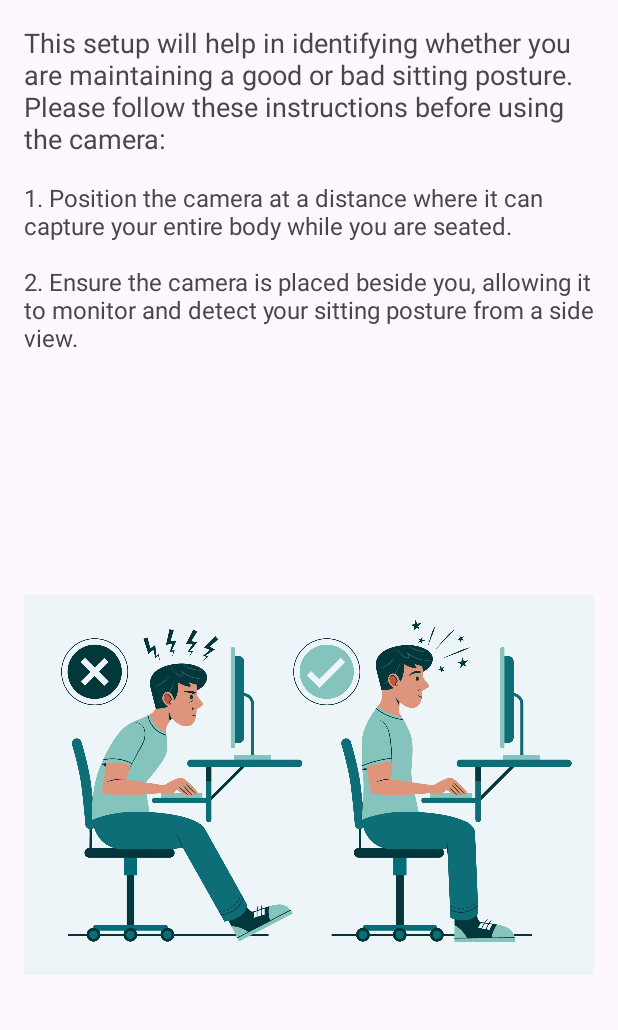
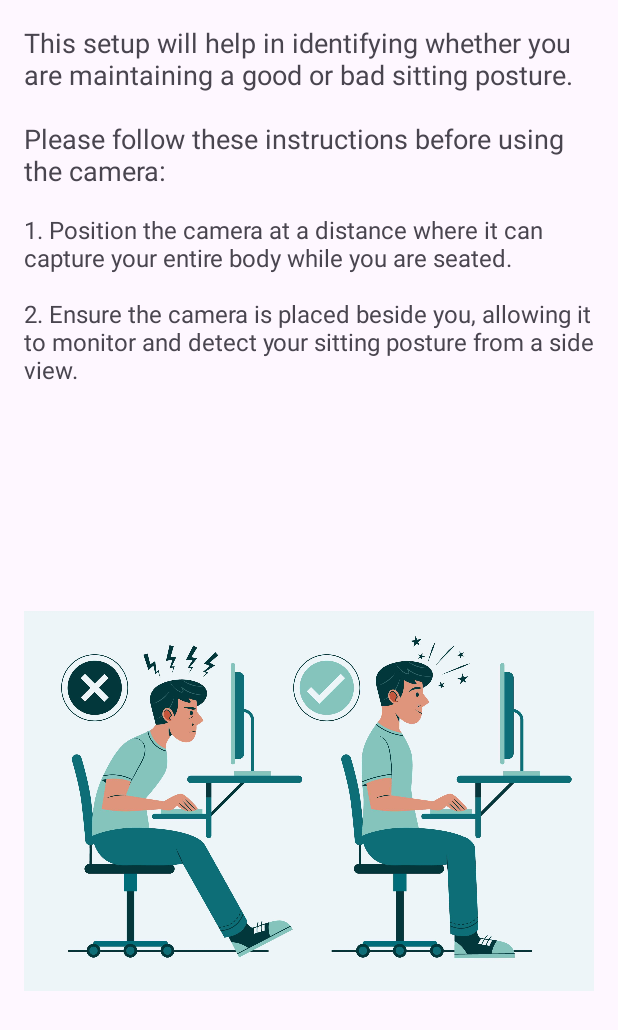
Before and after one commit to eslamibrahim30/posture_analysis_using_movenet, an Android app: the layout dialog_instructions.xml on its own in the app's theme, with its tools: preview values and no code run, on a phone screen of 412 x 824 dp. Shown: the top 1030 px of the screen. Run offline under Robolectric (Android 15) with nearby library versions, the phone set to English and light mode, and no system bars.

Commit message:
Updated instructions page

```diff
--- a/app/src/main/res/layout/dialog_instructions.xml
+++ b/app/src/main/res/layout/dialog_instructions.xml
@@ -9,7 +9,7 @@
         android:id="@+id/instructionsText"
         android:layout_width="wrap_content"
         android:layout_height="wrap_content"
-        android:text="This setup will help in identifying whether you are maintaining a good or bad sitting posture. Please follow these instructions before using the camera:"
+        android:text="This setup will help in identifying whether you are maintaining a good or bad sitting posture.\n\nPlease follow these instructions before using the camera:"
         android:textSize="18sp"
         android:layout_marginBottom="16dp" />
 
```
